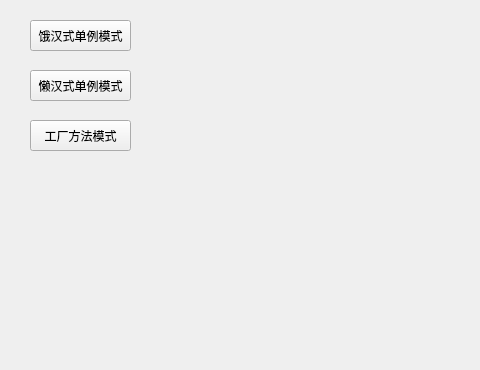
The window that mainwindow.ui (XuzzLLL/DesignPatterns) describes before a commit, drawn with Qt 5; both pictures show x 0 to 480 and y 0 to 370 of the 800 by 600 pixel window.
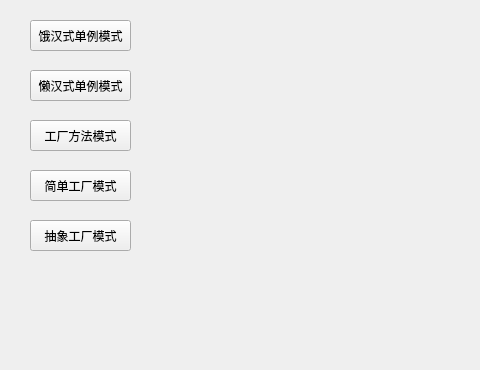
The same window after the commit.

Diff of the .ui file:
```diff
--- a/mainwindow.ui
+++ b/mainwindow.ui
@@ -53,6 +53,32 @@
      <string>工厂方法模式</string>
     </property>
    </widget>
+   <widget class="QPushButton" name="SimpleFactory">
+    <property name="geometry">
+     <rect>
+      <x>30</x>
+      <y>170</y>
+      <width>101</width>
+      <height>31</height>
+     </rect>
+    </property>
+    <property name="text">
+     <string>简单工厂模式</string>
+    </property>
+   </widget>
+   <widget class="QPushButton" name="AbstractFactory">
+    <property name="geometry">
+     <rect>
+      <x>30</x>
+      <y>220</y>
+      <width>101</width>
+      <height>31</height>
+     </rect>
+    </property>
+    <property name="text">
+     <string>抽象工厂模式</string>
+    </property>
+   </widget>
   </widget>
   <widget class="QMenuBar" name="menubar">
    <property name="geometry">
```
